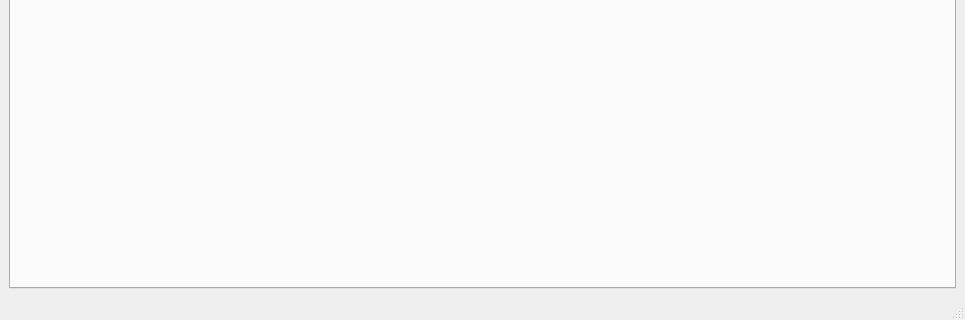
victokryl2/ARCHIVES_VIEWER, file interface.ui: the form before one commit; both pictures show x 0 to 965 and y 261 to 581 of the 965 by 581 pixel window.
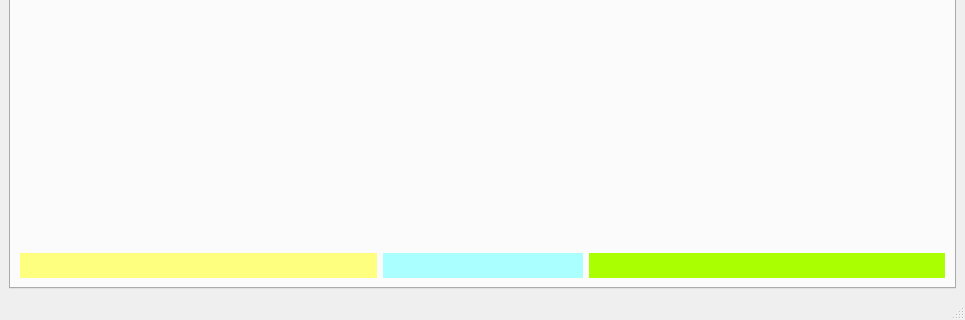
The form after the commit. The open tabs and pages were chosen to show the change.

Patch:
```diff
--- a/interface.ui
+++ b/interface.ui
@@ -286,13 +286,74 @@
        <layout class="QVBoxLayout" name="verticalLayout_9">
         <item>
          <widget class="QWidget" name="widget_3" native="true">
+          <property name="sizePolicy">
+           <sizepolicy hsizetype="Preferred" vsizetype="Expanding">
+            <horstretch>0</horstretch>
+            <verstretch>0</verstretch>
+           </sizepolicy>
+          </property>
           <property name="styleSheet">
            <string notr="true"/>
           </property>
          </widget>
         </item>
         <item>
-         <widget class="QWidget" name="widget_4" native="true"/>
+         <layout class="QHBoxLayout" name="horizontalLayout_3">
+          <property name="spacing">
+           <number>6</number>
+          </property>
+          <item>
+           <widget class="QWidget" name="widget_4" native="true">
+            <property name="sizePolicy">
+             <sizepolicy hsizetype="Expanding" vsizetype="Preferred">
+              <horstretch>0</horstretch>
+              <verstretch>0</verstretch>
+             </sizepolicy>
+            </property>
+            <property name="minimumSize">
+             <size>
+              <width>0</width>
+              <height>0</height>
+             </size>
+            </property>
+            <property name="styleSheet">
+             <string notr="true">background-color: rgb(255, 255, 127);</string>
+            </property>
+           </widget>
+          </item>
+          <item>
+           <widget class="QWidget" name="widget_6" native="true">
+            <property name="sizePolicy">
+             <sizepolicy hsizetype="Minimum" vsizetype="Minimum">
+              <horstretch>0</horstretch>
+              <verstretch>0</verstretch>
+             </sizepolicy>
+            </property>
+            <property name="minimumSize">
+             <size>
+              <width>200</width>
+              <height>25</height>
+             </size>
+            </property>
+            <property name="styleSheet">
+             <string notr="true">background-color: rgb(170, 255, 255);</string>
+            </property>
+           </widget>
+          </item>
+          <item>
+           <widget class="QWidget" name="widget_7" native="true">
+            <property name="sizePolicy">
+             <sizepolicy hsizetype="Expanding" vsizetype="Preferred">
+              <horstretch>0</horstretch>
+              <verstretch>0</verstretch>
+             </sizepolicy>
+            </property>
+            <property name="styleSheet">
+             <string notr="true">background-color: rgb(170, 255, 0);</string>
+            </property>
+           </widget>
+          </item>
+         </layout>
         </item>
        </layout>
       </widget>
```
